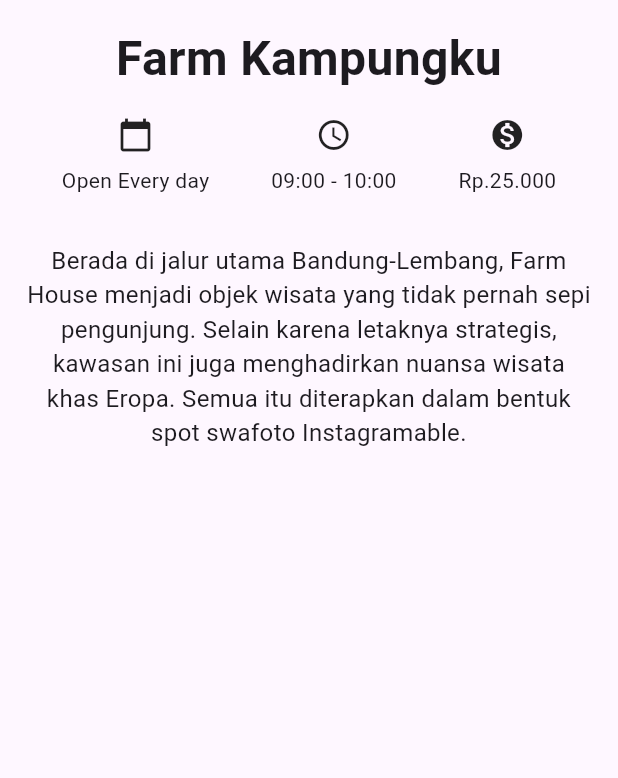
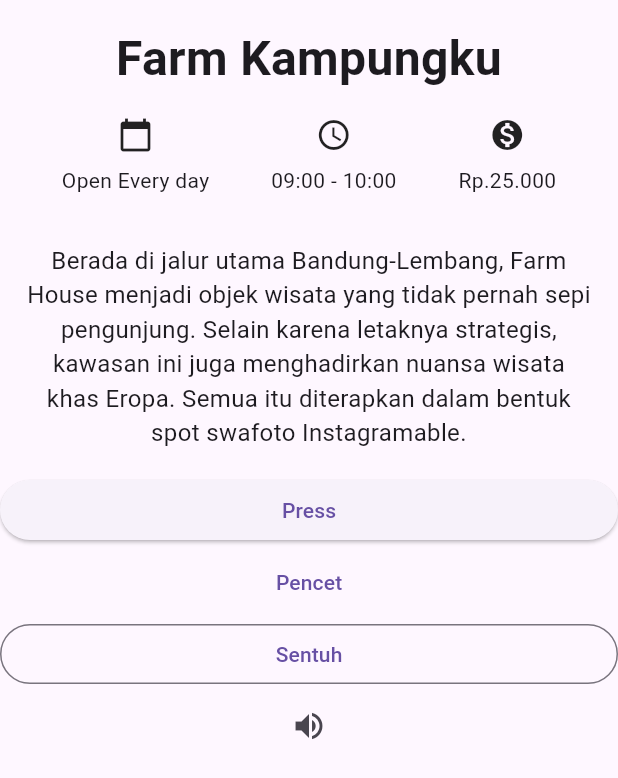
Before and after one commit to kutucoding/farmlembanglatihan, a Flutter app: the Detailscreenlatihan screen opened directly, on a phone screen of 412 x 824 dp. Shown: the top 778 px of the screen. Run offline on Flutter 3.47's test engine with Material 3 defaults, Android fonts, the phone set to English and light mode, and no system bars; network calls fail.

Commit message:
mempernbaiki detaiscreen

```diff
--- a/lib/DetailScreenLatihan.dart
+++ b/lib/DetailScreenLatihan.dart
@@ -58,7 +58,24 @@ class Detailscreenlatihan extends StatelessWidget{
               textAlign: TextAlign.center,
               style: TextStyle(fontSize: 16.0),
               ),
-            )
+            ),
+            ElevatedButton(
+              child: const Text('Press'),
+              onPressed: () {},
+              ),
+            TextButton(
+              child: const Text('Pencet'),
+              onPressed: () {},
+              ),
+            OutlinedButton(
+              child: const Text('Sentuh'),
+              onPressed: () {},
+              ),
+            IconButton(
+              icon: const Icon(Icons.volume_up),
+              tooltip: 'Incerease volume by 10',
+              onPressed: () {},
+              ),
           ],
         ),
       ),
--- a/lib/main.dart
+++ b/lib/main.dart
@@ -12,7 +12,7 @@ class MyApp extends StatelessWidget {
       title: "Wisata Bandung",
       theme: ThemeData(
       ),
-      home: const Detailscreenlatihan(),
+      home: const Detailscreen(),
     );
   }
 }
```
Also changed, not shown: lib/DetailScreen.dart (+56 -9 lines), pubspec.yaml (+9 -1 lines), fonts/Oxygen-Regular.ttf (added), fonts/Staatliches-Regular.ttf (added), images/bosscha.jpg (added), images/farm-house.jpg (added), images/floating-market.png (added), images/jalan-asia-afrika.jpg (added), images/kawah-putih.jpg (added), images/museum-geologi.jpg (added), images/ranca-upas.jpg (added), images/stone-garden.jpg (added), images/taman-film.jpg (added).
